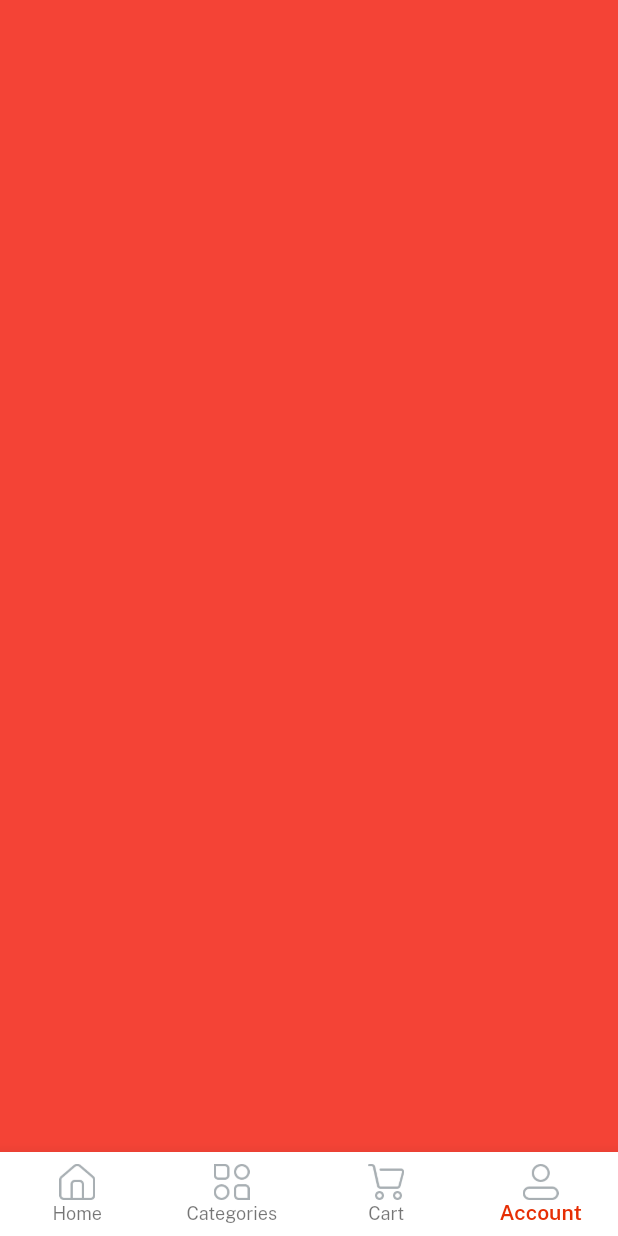
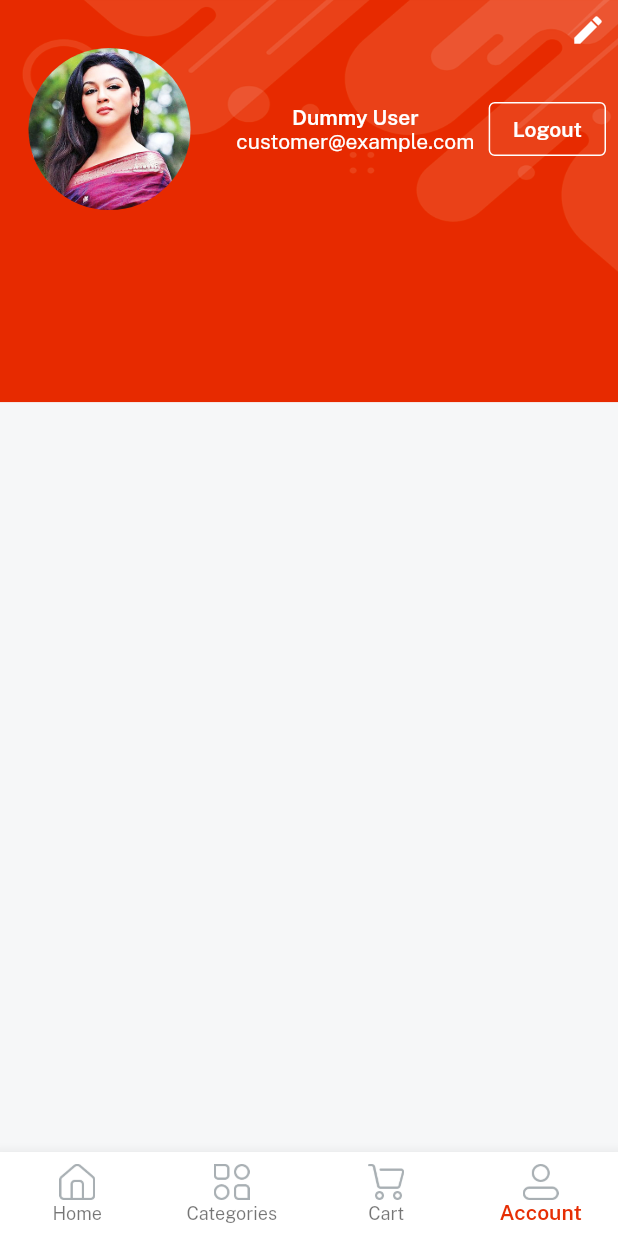
Before and after one commit to Neerajpatelcoder/e_mart, a Flutter app: the Home screen opened directly, item 4 of the bottom bar chosen, on a phone screen of 412 x 824 dp. Run offline on Flutter 3.47's test engine with Material 2 defaults, Android fonts, the phone set to English and light mode, and no system bars; our stand-ins replace get, velocity_x.

Commit message:
cartprofile completed

```diff
--- a/e_mart/lib/consts/strings.dart
+++ b/e_mart/lib/consts/strings.dart
@@ -61,4 +61,5 @@ const video = "video",
     sellerpolicy = "seleer Policy",
     returnpolicy = "return Policy",
     supportPolicy = "Support Policy",
-    productSummary = "Product u may like also";
+    productSummary = "Product u may like also",
+    logout = "Logout";
--- a/e_mart/lib/views/cart_screen/cart_screen.dart
+++ b/e_mart/lib/views/cart_screen/cart_screen.dart
@@ -5,6 +5,13 @@ class CartScreen extends StatelessWidget {
 
   @override
   Widget build(BuildContext context) {
-    return Container(color: Colors.purple);
+    return Container(
+      color: Colors.white,
+      child: "Cart is Empty!"
+          .text
+          .fontFamily(semibold)
+          .color(darkFontGrey)
+          .makeCentered(),
+    );
   }
 }
--- a/e_mart/lib/views/profile_screen/profile_screen.dart
+++ b/e_mart/lib/views/profile_screen/profile_screen.dart
@@ -1,10 +1,54 @@
 import 'package:e_mart/consts/consts.dart';
+import 'package:e_mart/widgets_common/bg_wideget.dart';
 
 class ProfileScreen extends StatelessWidget {
   const ProfileScreen({super.key});
 
   @override
   Widget build(BuildContext context) {
-    return Container(color: Colors.red);
+    return bgWidget(
+      child: Scaffold(
+        body: SafeArea(
+            child: Container(
+          padding: const EdgeInsets.all(8),
+          child: Column(
+            children: [
+              //edit profile button
+              const Align(
+                      alignment: Alignment.topRight,
+                      child: Icon(Icons.edit, color: whiteColor))
+                  .onTap(() {}),
+              //user deatils section
+              Row(
+                children: [
+                  Image.asset(imgProfile2, width: 130, fit: BoxFit.cover)
+                      .box
+                      .roundedFull
+                      .clip(Clip.antiAlias)
+                      .makeCentered(),
+                  10.widthBox,
+                  Expanded(
+                    child: Column(
+                      children: [
+                        "Dummy User".text.fontFamily(semibold).white.make(),
+                        "customer@example.com".text.white.make(),
+                      ],
+                    ),
+                  ),
+                  OutlinedButton(
+                    style: OutlinedButton.styleFrom(
+                        side: const BorderSide(
+                      color: whiteColor,
+                    )),
+                    onPressed: () {},
+                    child: logout.text.fontFamily(semibold).white.make(),
+                  )
+                ],
+              ),
+            ],
+          ),
+        )),
+      ),
+    );
   }
 }
```
